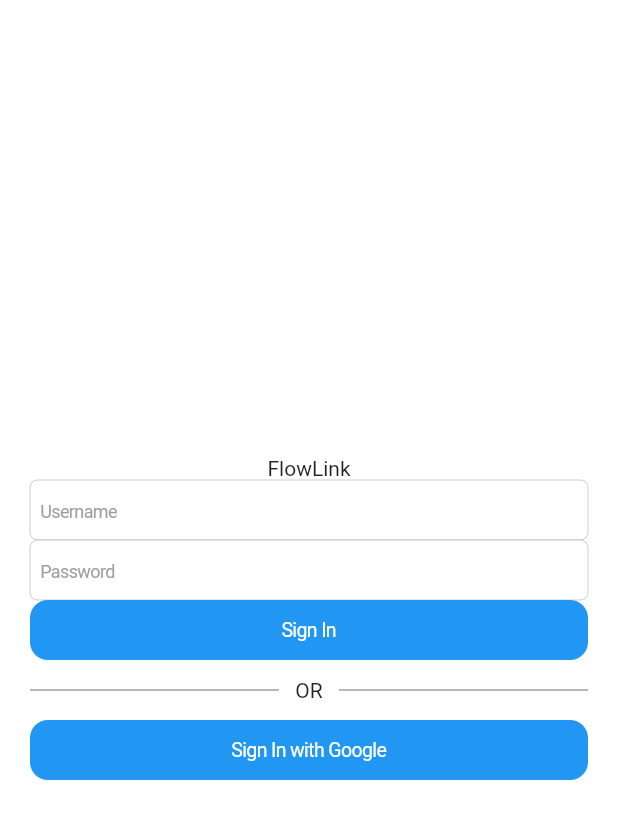
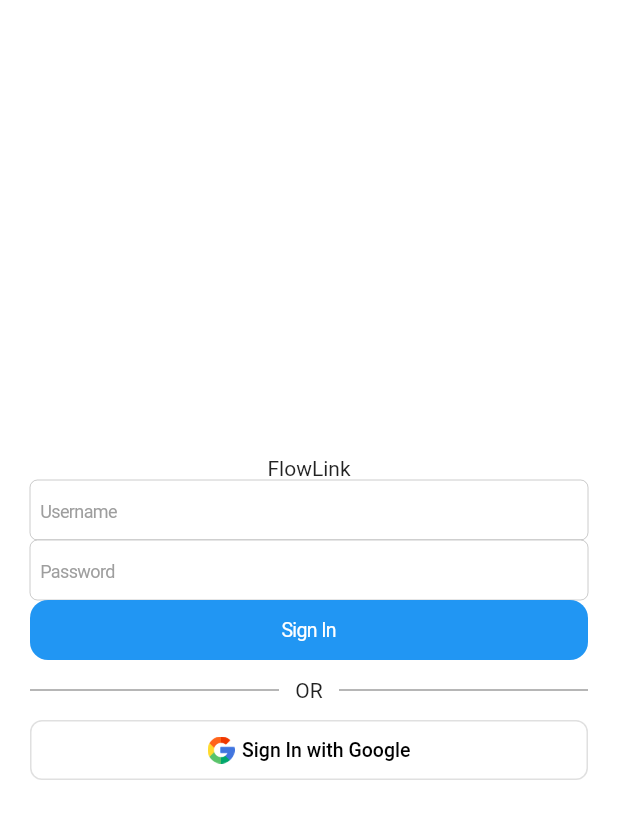
Before and after one commit to 2023-Summer-MadCamp-KP/FlowLink, a Flutter app: the screen it shows after launch, on a phone screen of 412 x 824 dp. Shown: the top 819 px of the screen. Run offline on Flutter 3.47's test engine with Material 2 defaults, Android fonts, the phone set to English and light mode, and no system bars.

Commit message:
Design(SignInPage): 구글 이미지 추가

```diff
--- a/flow_camp_app/lib/pages/sign_in_page.dart
+++ b/flow_camp_app/lib/pages/sign_in_page.dart
@@ -1,4 +1,3 @@
-
 import 'package:flutter/cupertino.dart';
 import 'package:flutter/material.dart';
 
@@ -160,11 +159,31 @@ class _SignInPageState extends State<SignInPage> {
                   SizedBox(
                     width: double.infinity,
                     height:40,
-                      child: CupertinoButton.filled(
+                    child: OutlinedButton(
+                      style: OutlinedButton.styleFrom(
+                        splashFactory: NoSplash.splashFactory,
                         padding: const EdgeInsets.all(0),
-                          child: const Text(
+                        shape: const RoundedRectangleBorder(
+                          borderRadius: BorderRadius.all(Radius.circular(8))
+                        )
+                      ),
+                      child: Row(
+                        mainAxisAlignment: MainAxisAlignment.center,
+                        children: [
+                          SizedBox(
+                            width: 18,
+                            height: 18,
+                            child: Image.asset("images/googleIcon.png"),
+                          ),
+                          const SizedBox(
+                            width: 5,
+                            height: double.infinity,
+                          ),
+                          const Text(
                             "Sign In with Google",
-                            style: TextStyle(fontSize: 13),
+                            style: TextStyle(fontSize: 13, color: Colors.black),
+                          ),
+                        ],
                       ),
                       onPressed: (){}
                     ),
--- a/flow_camp_app/pubspec.yaml
+++ b/flow_camp_app/pubspec.yaml
@@ -59,9 +59,8 @@ flutter:
   uses-material-design: true
 
   # To add assets to your application, add an assets section, like this:
-  # assets:
-  #   - images/a_dot_burr.jpeg
-  #   - images/a_dot_ham.jpeg
+  assets:
+    - images/googleIcon.png
 
   # An image asset can refer to one or more resolution-specific "variants", see
   # https://flutter.dev/assets-and-images/#resolution-aware
```
Also changed, not shown: flow_camp_app/images/googleIcon.png (added). Lines whose indentation alone changed are shown as unchanged.
